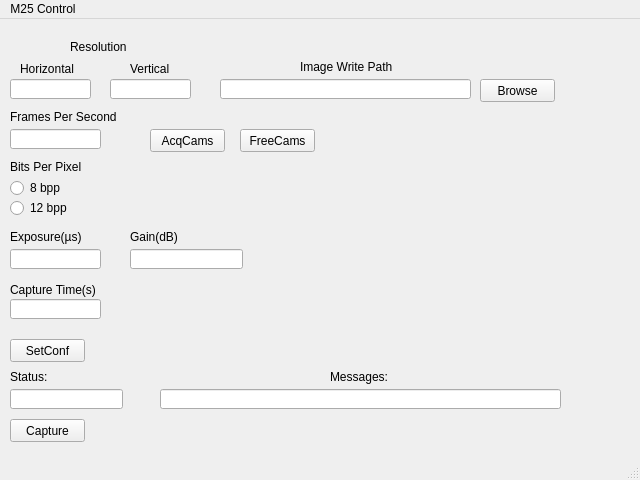
Above: M25 Python/M25.ui from SaraLab-Group/M25_Acqusition_Engine before the change. Below: the same form after it.
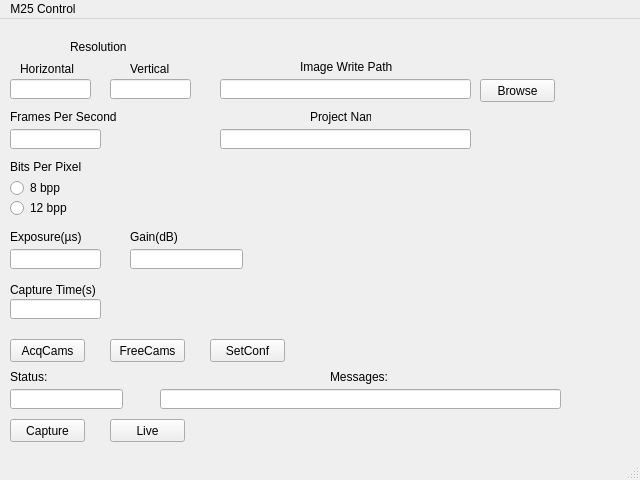
That is the form after the change.

Commit message: Added Dated Project Field, Live Button

The edit to the form file:
```diff
--- a/M25 Python/M25.ui
+++ b/M25 Python/M25.ui
@@ -279,8 +279,8 @@
    <widget class="QPushButton" name="AcquireCamsButton">
     <property name="geometry">
      <rect>
-      <x>150</x>
-      <y>110</y>
+      <x>10</x>
+      <y>320</y>
       <width>75</width>
       <height>23</height>
      </rect>
@@ -292,8 +292,8 @@
    <widget class="QPushButton" name="ReleaseCamsButton">
     <property name="geometry">
      <rect>
-      <x>240</x>
-      <y>110</y>
+      <x>110</x>
+      <y>320</y>
       <width>75</width>
       <height>23</height>
      </rect>
@@ -305,7 +305,7 @@
    <widget class="QPushButton" name="ConfButton">
     <property name="geometry">
      <rect>
-      <x>10</x>
+      <x>210</x>
       <y>320</y>
       <width>75</width>
       <height>23</height>
@@ -338,6 +338,42 @@
      <string>Gain(dB)</string>
     </property>
    </widget>
+   <widget class="QPushButton" name="LiveButton">
+    <property name="geometry">
+     <rect>
+      <x>110</x>
+      <y>400</y>
+      <width>75</width>
+      <height>23</height>
+     </rect>
+    </property>
+    <property name="text">
+     <string>Live</string>
+    </property>
+   </widget>
+   <widget class="QLineEdit" name="PNameLineEdit">
+    <property name="geometry">
+     <rect>
+      <x>220</x>
+      <y>110</y>
+      <width>251</width>
+      <height>20</height>
+     </rect>
+    </property>
+   </widget>
+   <widget class="QLabel" name="label">
+    <property name="geometry">
+     <rect>
+      <x>310</x>
+      <y>90</y>
+      <width>61</width>
+      <height>16</height>
+     </rect>
+    </property>
+    <property name="text">
+     <string>Project Name</string>
+    </property>
+   </widget>
   </widget>
   <widget class="QStatusBar" name="statusbar"/>
   <widget class="QMenuBar" name="menubar">
```
The commit also changes 3 other files.
